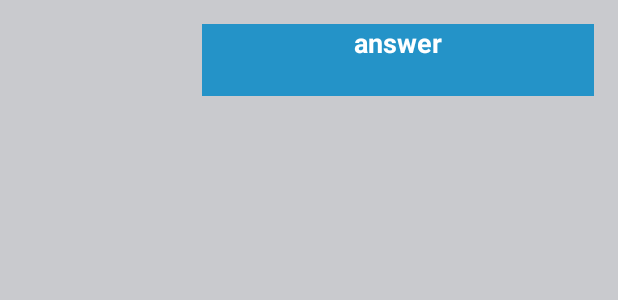
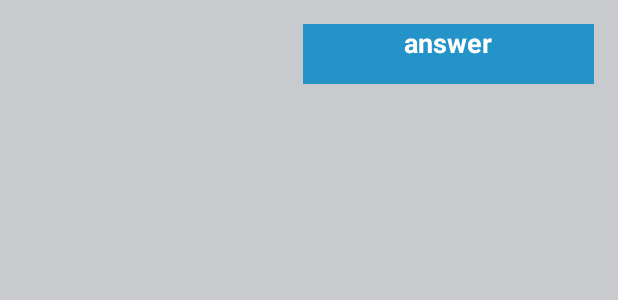
Before and after one commit to Abdullah-00/moyoon, an Android app: the layout list_view_answers.xml on its own in the app's theme, with its tools: preview values and no code run, on a phone screen of 412 x 824 dp. Shown: the top 300 px of the screen. Run offline under Robolectric (Android 15) with nearby library versions, the phone set to English and light mode, and no system bars; network calls fail.

Commit message:
Add improvmet in UIs V4

```diff
--- a/android/Moyoon/app/src/main/java/example/kfupm/moyoon/moyoon/Display_Answers.kt
+++ b/android/Moyoon/app/src/main/java/example/kfupm/moyoon/moyoon/Display_Answers.kt
@@ -54,7 +54,7 @@ class Display_Answers : AppCompatActivity() {
 
 
 
-        roundText.text = "Round " + Global.roundID[Global.roundNum]
+        roundText.text = "Round " + Global.roundID[Global.roundNum] +", " +Global.questionNum
         questionDesplay.text = Global.question
         timerTxtAns =findViewById<TextView>(R.id.timerAns)
 
--- a/android/Moyoon/app/src/main/java/example/kfupm/moyoon/moyoon/Type_Lie.kt
+++ b/android/Moyoon/app/src/main/java/example/kfupm/moyoon/moyoon/Type_Lie.kt
@@ -36,7 +36,6 @@ class Type_Lie : AppCompatActivity() {
         roundText = findViewById(R.id.roundText)
         questionDesplay = findViewById(R.id.question_desplay)
         lie = findViewById(R.id.Lie)
-        submit_lie = findViewById(R.id.Submit_lie)
         timerTxt =findViewById(R.id.timerTxt)
         intent = Intent(this,Display_Answers::class.java)
         val timer = MyCounter(10000, 1000)
--- a/android/Moyoon/app/src/main/res/layout/activity_display__answers.xml
+++ b/android/Moyoon/app/src/main/res/layout/activity_display__answers.xml
@@ -11,7 +11,7 @@
     <TextView
             android:text="Question"
             android:layout_width="0dp"
-            android:layout_height="50dp"
+            android:layout_height="75dp"
             android:id="@+id/quiston_at_selecton" app:layout_constraintEnd_toEndOf="parent"
             app:layout_constraintStart_toStartOf="parent"
             android:textAlignment="center"
@@ -21,7 +21,7 @@
             android:textColor="@android:color/black"/>
     <ListView
             android:layout_width="wrap_content"
-            android:layout_height="291dp"
+            android:layout_height="275dp"
             app:layout_constraintStart_toStartOf="parent"
             android:layout_marginStart="16dp"
             app:layout_constraintEnd_toEndOf="parent"
--- a/android/Moyoon/app/src/main/res/layout/list_view_answers.xml
+++ b/android/Moyoon/app/src/main/res/layout/list_view_answers.xml
@@ -11,12 +11,13 @@
 ]]>
     <TextView
             android:text="answer"
-            android:layout_width="261dp"
-            android:layout_height="48dp"
+            android:layout_width="194dp"
+            android:layout_height="40dp"
             android:background="@drawable/option"
             android:textColor="#FFFF"
             app:layout_constraintEnd_toEndOf="parent"
             android:id="@+id/ans" android:layout_marginTop="16dp" app:layout_constraintTop_toTopOf="parent"
             android:textSize="18sp" android:textAlignment="center" android:textStyle="bold"
-            android:layout_marginEnd="16dp"/>
+            android:layout_marginEnd="16dp" android:layout_marginStart="8dp"
+            app:layout_constraintStart_toStartOf="parent" app:layout_constraintHorizontal_bias="1.0"/>
 </android.support.constraint.ConstraintLayout>
```
